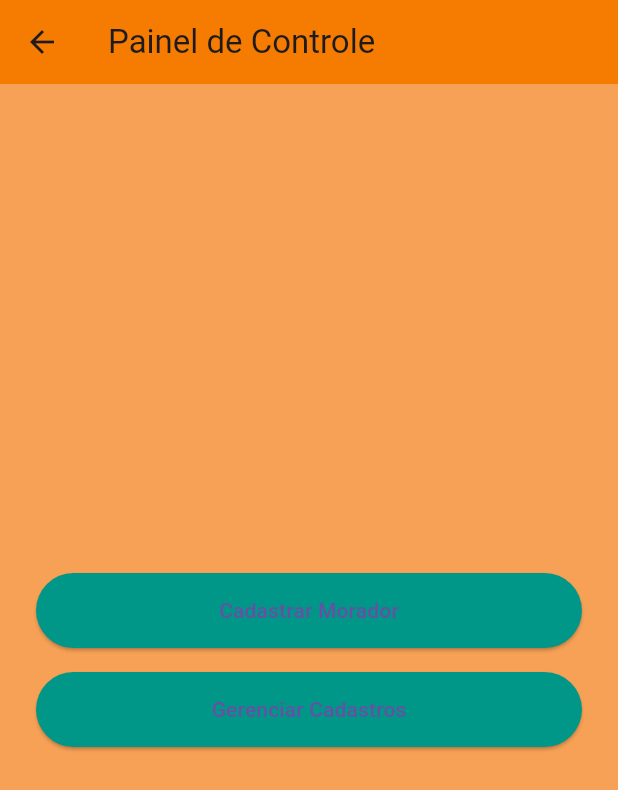
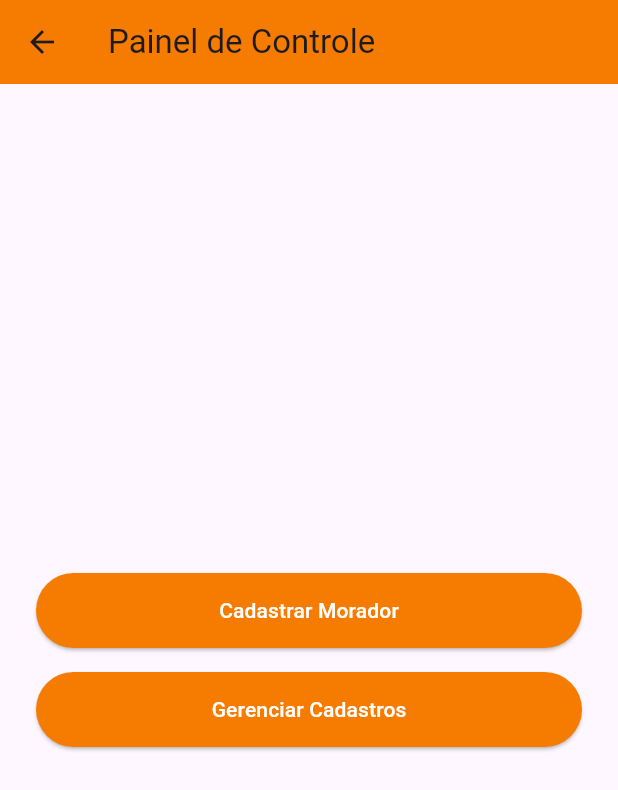
Before and after one commit to banditrl/Peacely, a Flutter app: the ControlPanelPage screen opened by its route, on a phone screen of 412 x 824 dp. Shown: the top 790 px of the screen. Run offline on Flutter 3.47's test engine with Material 3 defaults, Android fonts, the phone set to English and light mode, and no system bars; our stand-ins replace cloud_firestore, file_picker, firebase_auth, firebase_core, firebase_storage, flutter_secure_storage and 1 more; accounts and stored records are empty.

```diff
--- a/lib/ui/control-panel/control_panel_page.dart
+++ b/lib/ui/control-panel/control_panel_page.dart
@@ -6,7 +6,6 @@ class ControlPanelPage extends StatelessWidget {
   @override
   Widget build(BuildContext context) {
     return Scaffold(
-      backgroundColor: const Color(0xFFF7A156),
       appBar: AppBar(
         backgroundColor: Colors.orange.shade700,
         title: const Text('Painel de Controle'),
@@ -17,21 +16,29 @@ class ControlPanelPage extends StatelessWidget {
           mainAxisAlignment: MainAxisAlignment.center,
           children: [
             ElevatedButton(
-              onPressed: () => Navigator.pushNamed(context, '/resident-register'),
+              onPressed: () =>
+                  Navigator.pushNamed(context, '/resident-register'),
               style: ElevatedButton.styleFrom(
-                backgroundColor: Colors.teal,
+                backgroundColor: Colors.orange.shade700,
+
                 minimumSize: const Size(double.infinity, 50),
               ),
-              child: const Text('Cadastrar Morador'),
+              child: const Text(
+                'Cadastrar Morador',
+                style: TextStyle(color: Colors.white),
+              ),
             ),
             const SizedBox(height: 16),
             ElevatedButton(
               onPressed: () => Navigator.pushNamed(context, '/resident-view'),
               style: ElevatedButton.styleFrom(
-                backgroundColor: Colors.teal,
+                backgroundColor: Colors.orange.shade700,
                 minimumSize: const Size(double.infinity, 50),
               ),
-              child: const Text('Gerenciar Cadastros'),
+              child: const Text(
+                'Gerenciar Cadastros',
+                style: TextStyle(color: Colors.white),
+              ),
             ),
           ],
         ),
--- a/lib/ui/resident/edit/resident_edit_page.dart
+++ b/lib/ui/resident/edit/resident_edit_page.dart
@@ -13,7 +13,7 @@ class ResidentEditPage extends StatelessWidget {
       body: ListView.separated(
         padding: const EdgeInsets.all(24),
         itemCount: 5, // Placeholder list
-        separatorBuilder: (_, __) => const SizedBox(height: 12),
+        separatorBuilder: (_, _) => const SizedBox(height: 12),
         itemBuilder: (context, index) {
           return ListTile(
             tileColor: Colors.orange.shade100,
--- a/pubspec.yaml
+++ b/pubspec.yaml
@@ -41,6 +41,7 @@ dependencies:
   file_picker: ^10.2.0
   firebase_storage: ^12.4.10
   flutter_secure_storage: ^9.2.4
+  path_provider: ^2.1.5
 
 dev_dependencies:
   flutter_test:
```
Also changed, not shown: lib/ui/resident/register/resident_register_page.dart (+85 -9 lines), lib/ui/resident/view/resident_view_page.dart (+12 -2 lines), pubspec.lock.
